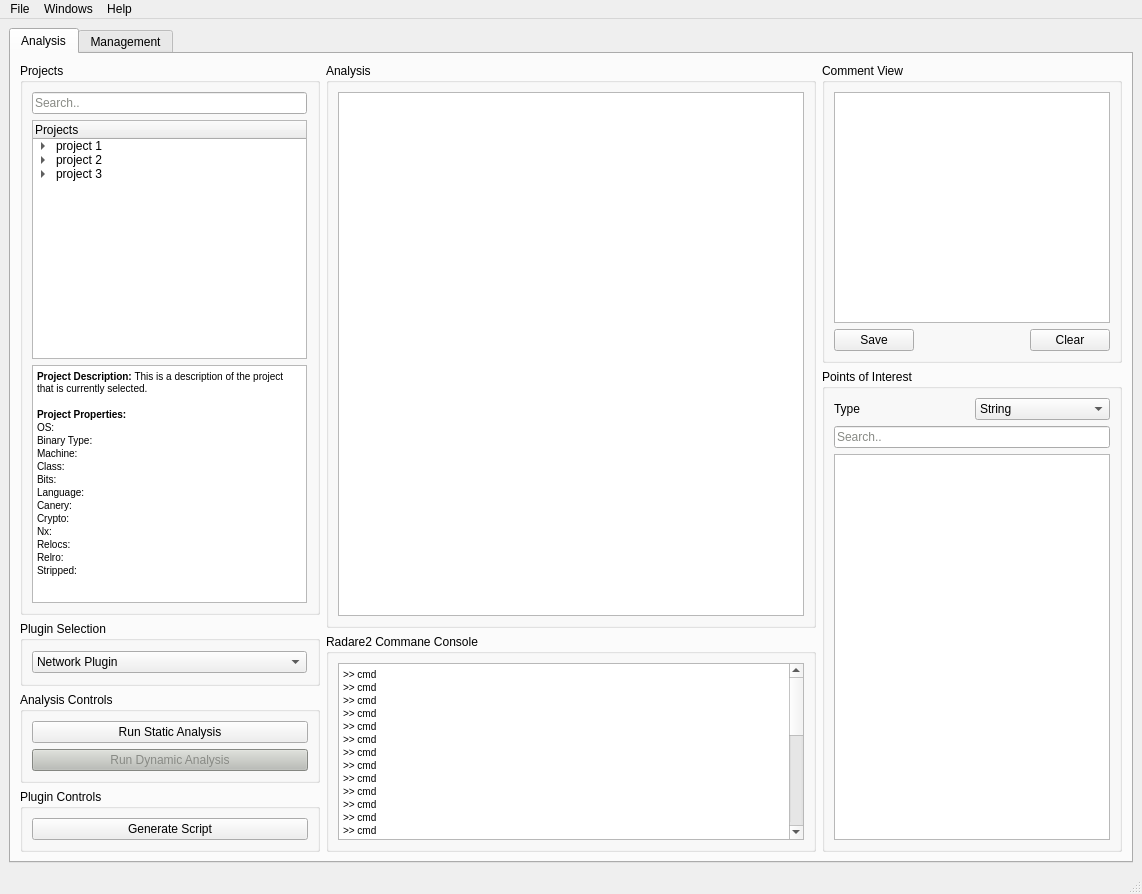
First picture: the form in src/GUI/ui_files/BATT5_GUI.ui, repository adalio0/BATT5, before the edit.
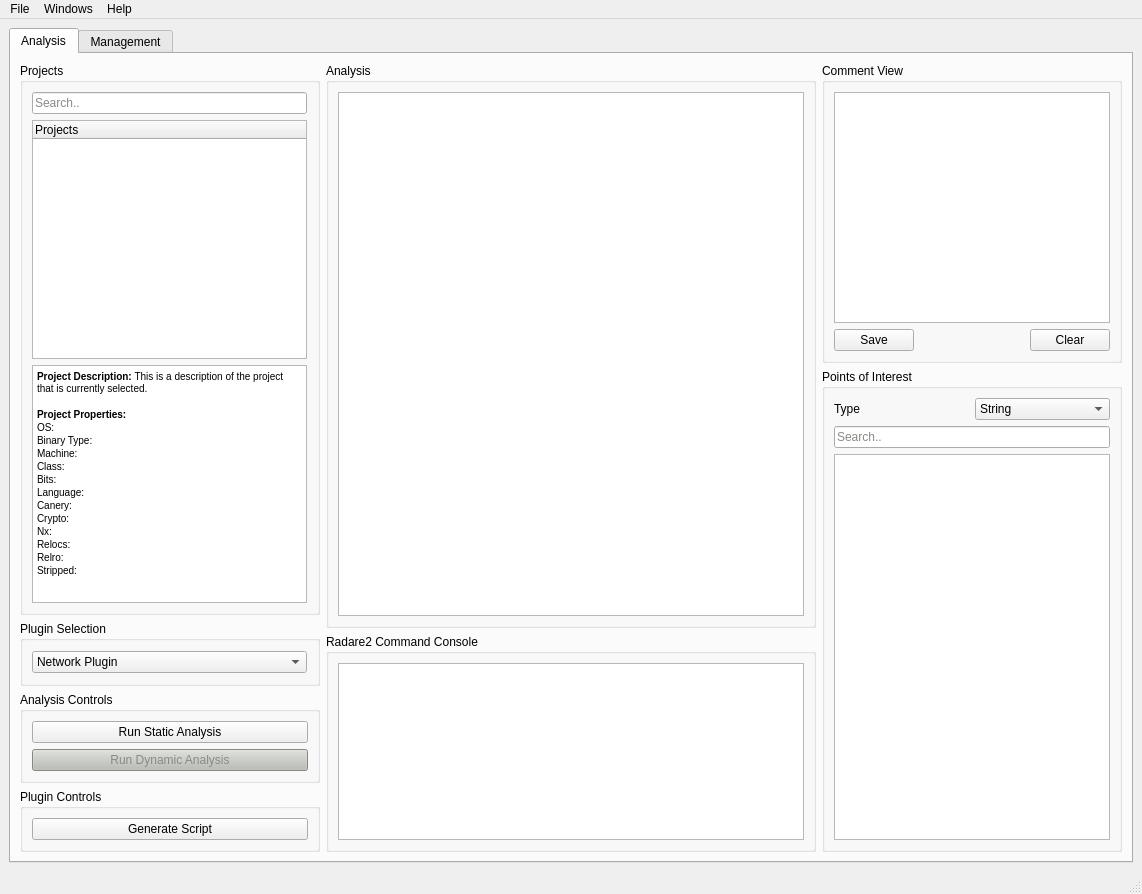
Second picture: the form after the edit.

Commit message: #34 Removed sample projects from tree view and exported to .py, replacing old file

Diff of the .ui file:
```diff
--- a/src/GUI/ui_files/BATT5_GUI.ui
+++ b/src/GUI/ui_files/BATT5_GUI.ui
@@ -91,36 +91,6 @@
                    <string>Projects</string>
                   </property>
                  </column>
-                 <item>
-                  <property name="text">
-                   <string>project 1</string>
-                  </property>
-                  <item>
-                   <property name="text">
-                    <string>C:users/custom_path/executable.exe</string>
-                   </property>
-                  </item>
-                 </item>
-                 <item>
-                  <property name="text">
-                   <string>project 2</string>
-                  </property>
-                  <item>
-                   <property name="text">
-                    <string>C:path/some/random/path/ping.exe</string>
-                   </property>
-                  </item>
-                 </item>
-                 <item>
-                  <property name="text">
-                   <string>project 3</string>
-                  </property>
-                  <item>
-                   <property name="text">
-                    <string>C:Documents/docs/idk/executable.exe</string>
-                   </property>
-                  </item>
-                 </item>
                 </widget>
                </item>
                <item>
@@ -317,7 +287,7 @@
                </size>
               </property>
               <property name="title">
-               <string>Radare2 Commane Console</string>
+               <string>Radare2 Command Console</string>
               </property>
               <layout class="QVBoxLayout" name="verticalLayout_17">
                <item>
@@ -338,41 +308,8 @@
                   <string>&lt;!DOCTYPE HTML PUBLIC &quot;-//W3C//DTD HTML 4.0//EN&quot; &quot;http://www.w3.org/TR/REC-html40/strict.dtd&quot;&gt;
 &lt;html&gt;&lt;head&gt;&lt;meta name=&quot;qrichtext&quot; content=&quot;1&quot; /&gt;&lt;style type=&quot;text/css&quot;&gt;
 p, li { white-space: pre-wrap; }
-&lt;/style&gt;&lt;/head&gt;&lt;body style=&quot; font-family:'MS Shell Dlg 2'; font-size:8.25pt; font-weight:400; font-style:normal;&quot;&gt;
-&lt;p style=&quot; margin-top:0px; margin-bottom:0px; margin-left:0px; margin-right:0px; -qt-block-indent:0; text-indent:0px;&quot;&gt;&lt;span style=&quot; font-size:7.8pt;&quot;&gt;&amp;gt;&amp;gt; cmd&lt;/span&gt;&lt;/p&gt;
-&lt;p style=&quot; margin-top:0px; margin-bottom:0px; margin-left:0px; margin-right:0px; -qt-block-indent:0; text-indent:0px;&quot;&gt;&lt;span style=&quot; font-size:7.8pt;&quot;&gt;&amp;gt;&amp;gt; cmd&lt;/span&gt;&lt;/p&gt;
-&lt;p style=&quot; margin-top:0px; margin-bottom:0px; margin-left:0px; margin-right:0px; -qt-block-indent:0; text-indent:0px;&quot;&gt;&lt;span style=&quot; font-size:7.8pt;&quot;&gt;&amp;gt;&amp;gt; cmd&lt;/span&gt;&lt;/p&gt;
-&lt;p style=&quot; margin-top:0px; margin-bottom:0px; margin-left:0px; margin-right:0px; -qt-block-indent:0; text-indent:0px;&quot;&gt;&lt;span style=&quot; font-size:7.8pt;&quot;&gt;&amp;gt;&amp;gt; cmd&lt;/span&gt;&lt;/p&gt;
-&lt;p style=&quot; margin-top:0px; margin-bottom:0px; margin-left:0px; margin-right:0px; -qt-block-indent:0; text-indent:0px;&quot;&gt;&lt;span style=&quot; font-size:7.8pt;&quot;&gt;&amp;gt;&amp;gt; cmd&lt;/span&gt;&lt;/p&gt;
-&lt;p style=&quot; margin-top:0px; margin-bottom:0px; margin-left:0px; margin-right:0px; -qt-block-indent:0; text-indent:0px;&quot;&gt;&lt;span style=&quot; font-size:7.8pt;&quot;&gt;&amp;gt;&amp;gt; cmd&lt;/span&gt;&lt;/p&gt;
-&lt;p style=&quot; margin-top:0px; margin-bottom:0px; margin-left:0px; margin-right:0px; -qt-block-indent:0; text-indent:0px;&quot;&gt;&lt;span style=&quot; font-size:7.8pt;&quot;&gt;&amp;gt;&amp;gt; cmd&lt;/span&gt;&lt;/p&gt;
-&lt;p style=&quot; margin-top:0px; margin-bottom:0px; margin-left:0px; margin-right:0px; -qt-block-indent:0; text-indent:0px;&quot;&gt;&lt;span style=&quot; font-size:7.8pt;&quot;&gt;&amp;gt;&amp;gt; cmd&lt;/span&gt;&lt;/p&gt;
-&lt;p style=&quot; margin-top:0px; margin-bottom:0px; margin-left:0px; margin-right:0px; -qt-block-indent:0; text-indent:0px;&quot;&gt;&lt;span style=&quot; font-size:7.8pt;&quot;&gt;&amp;gt;&amp;gt; cmd&lt;/span&gt;&lt;/p&gt;
-&lt;p style=&quot; margin-top:0px; margin-bottom:0px; margin-left:0px; margin-right:0px; -qt-block-indent:0; text-indent:0px;&quot;&gt;&lt;span style=&quot; font-size:7.8pt;&quot;&gt;&amp;gt;&amp;gt; cmd&lt;/span&gt;&lt;/p&gt;
-&lt;p style=&quot; margin-top:0px; margin-bottom:0px; margin-left:0px; margin-right:0px; -qt-block-indent:0; text-indent:0px;&quot;&gt;&lt;span style=&quot; font-size:7.8pt;&quot;&gt;&amp;gt;&amp;gt; cmd&lt;/span&gt;&lt;/p&gt;
-&lt;p style=&quot; margin-top:0px; margin-bottom:0px; margin-left:0px; margin-right:0px; -qt-block-indent:0; text-indent:0px;&quot;&gt;&lt;span style=&quot; font-size:7.8pt;&quot;&gt;&amp;gt;&amp;gt; cmd&lt;/span&gt;&lt;/p&gt;
-&lt;p style=&quot; margin-top:0px; margin-bottom:0px; margin-left:0px; margin-right:0px; -qt-block-indent:0; text-indent:0px;&quot;&gt;&lt;span style=&quot; font-size:7.8pt;&quot;&gt;&amp;gt;&amp;gt; cmd&lt;/span&gt;&lt;/p&gt;
-&lt;p style=&quot; margin-top:0px; margin-bottom:0px; margin-left:0px; margin-right:0px; -qt-block-indent:0; text-indent:0px;&quot;&gt;&lt;span style=&quot; font-size:7.8pt;&quot;&gt;&amp;gt;&amp;gt; cmd&lt;/span&gt;&lt;/p&gt;
-&lt;p style=&quot; margin-top:0px; margin-bottom:0px; margin-left:0px; margin-right:0px; -qt-block-indent:0; text-indent:0px;&quot;&gt;&lt;span style=&quot; font-size:7.8pt;&quot;&gt;&amp;gt;&amp;gt; cmd&lt;/span&gt;&lt;/p&gt;
-&lt;p style=&quot; margin-top:0px; margin-bottom:0px; margin-left:0px; margin-right:0px; -qt-block-indent:0; text-indent:0px;&quot;&gt;&lt;span style=&quot; font-size:7.8pt;&quot;&gt;&amp;gt;&amp;gt; cmd&lt;/span&gt;&lt;/p&gt;
-&lt;p style=&quot; margin-top:0px; margin-bottom:0px; margin-left:0px; margin-right:0px; -qt-block-indent:0; text-indent:0px;&quot;&gt;&lt;span style=&quot; font-size:7.8pt;&quot;&gt;&amp;gt;&amp;gt; cmd&lt;/span&gt;&lt;/p&gt;
-&lt;p style=&quot; margin-top:0px; margin-bottom:0px; margin-left:0px; margin-right:0px; -qt-block-indent:0; text-indent:0px;&quot;&gt;&lt;span style=&quot; font-size:7.8pt;&quot;&gt;&amp;gt;&amp;gt; cmd&lt;/span&gt;&lt;/p&gt;
-&lt;p style=&quot; margin-top:0px; margin-bottom:0px; margin-left:0px; margin-right:0px; -qt-block-indent:0; text-indent:0px;&quot;&gt;&lt;span style=&quot; font-size:7.8pt;&quot;&gt;&amp;gt;&amp;gt; cmd&lt;/span&gt;&lt;/p&gt;
-&lt;p style=&quot; margin-top:0px; margin-bottom:0px; margin-left:0px; margin-right:0px; -qt-block-indent:0; text-indent:0px;&quot;&gt;&lt;span style=&quot; font-size:7.8pt;&quot;&gt;&amp;gt;&amp;gt; cmd&lt;/span&gt;&lt;/p&gt;
-&lt;p style=&quot; margin-top:0px; margin-bottom:0px; margin-left:0px; margin-right:0px; -qt-block-indent:0; text-indent:0px;&quot;&gt;&lt;span style=&quot; font-size:7.8pt;&quot;&gt;&amp;gt;&amp;gt; cmd&lt;/span&gt;&lt;/p&gt;
-&lt;p style=&quot; margin-top:0px; margin-bottom:0px; margin-left:0px; margin-right:0px; -qt-block-indent:0; text-indent:0px;&quot;&gt;&lt;span style=&quot; font-size:7.8pt;&quot;&gt;&amp;gt;&amp;gt; cmd&lt;/span&gt;&lt;/p&gt;
-&lt;p style=&quot; margin-top:0px; margin-bottom:0px; margin-left:0px; margin-right:0px; -qt-block-indent:0; text-indent:0px;&quot;&gt;&lt;span style=&quot; font-size:7.8pt;&quot;&gt;&amp;gt;&amp;gt; cmd&lt;/span&gt;&lt;/p&gt;
-&lt;p style=&quot; margin-top:0px; margin-bottom:0px; margin-left:0px; margin-right:0px; -qt-block-indent:0; text-indent:0px;&quot;&gt;&lt;span style=&quot; font-size:7.8pt;&quot;&gt;&amp;gt;&amp;gt; cmd&lt;/span&gt;&lt;/p&gt;
-&lt;p style=&quot; margin-top:0px; margin-bottom:0px; margin-left:0px; margin-right:0px; -qt-block-indent:0; text-indent:0px;&quot;&gt;&lt;span style=&quot; font-size:7.8pt;&quot;&gt;&amp;gt;&amp;gt; cmd&lt;/span&gt;&lt;/p&gt;
-&lt;p style=&quot; margin-top:0px; margin-bottom:0px; margin-left:0px; margin-right:0px; -qt-block-indent:0; text-indent:0px;&quot;&gt;&lt;span style=&quot; font-size:7.8pt;&quot;&gt;&amp;gt;&amp;gt; cmd&lt;/span&gt;&lt;/p&gt;
-&lt;p style=&quot; margin-top:0px; margin-bottom:0px; margin-left:0px; margin-right:0px; -qt-block-indent:0; text-indent:0px;&quot;&gt;&lt;span style=&quot; font-size:7.8pt;&quot;&gt;&amp;gt;&amp;gt; cmd&lt;/span&gt;&lt;/p&gt;
-&lt;p style=&quot; margin-top:0px; margin-bottom:0px; margin-left:0px; margin-right:0px; -qt-block-indent:0; text-indent:0px;&quot;&gt;&lt;span style=&quot; font-size:7.8pt;&quot;&gt;&amp;gt;&amp;gt; cmd&lt;/span&gt;&lt;/p&gt;
-&lt;p style=&quot; margin-top:0px; margin-bottom:0px; margin-left:0px; margin-right:0px; -qt-block-indent:0; text-indent:0px;&quot;&gt;&lt;span style=&quot; font-size:7.8pt;&quot;&gt;&amp;gt;&amp;gt; cmd&lt;/span&gt;&lt;/p&gt;
-&lt;p style=&quot; margin-top:0px; margin-bottom:0px; margin-left:0px; margin-right:0px; -qt-block-indent:0; text-indent:0px;&quot;&gt;&lt;span style=&quot; font-size:7.8pt;&quot;&gt;&amp;gt;&amp;gt; cmd&lt;/span&gt;&lt;/p&gt;
-&lt;p style=&quot; margin-top:0px; margin-bottom:0px; margin-left:0px; margin-right:0px; -qt-block-indent:0; text-indent:0px;&quot;&gt;&lt;span style=&quot; font-size:7.8pt;&quot;&gt;&amp;gt;&amp;gt; cmd&lt;/span&gt;&lt;/p&gt;
-&lt;p style=&quot; margin-top:0px; margin-bottom:0px; margin-left:0px; margin-right:0px; -qt-block-indent:0; text-indent:0px;&quot;&gt;&lt;span style=&quot; font-size:7.8pt;&quot;&gt;&amp;gt;&amp;gt; cmd&lt;/span&gt;&lt;/p&gt;
-&lt;p style=&quot; margin-top:0px; margin-bottom:0px; margin-left:0px; margin-right:0px; -qt-block-indent:0; text-indent:0px;&quot;&gt;&lt;span style=&quot; font-size:7.8pt;&quot;&gt;&amp;gt;&amp;gt; cmd&lt;/span&gt;&lt;/p&gt;
-&lt;p style=&quot;-qt-paragraph-type:empty; margin-top:0px; margin-bottom:0px; margin-left:0px; margin-right:0px; -qt-block-indent:0; text-indent:0px; font-size:7.8pt;&quot;&gt;&lt;br /&gt;&lt;/p&gt;&lt;/body&gt;&lt;/html&gt;</string>
+&lt;/style&gt;&lt;/head&gt;&lt;body style=&quot; font-family:'MS Shell Dlg 2'; font-size:7.8pt; font-weight:400; font-style:normal;&quot;&gt;
+&lt;p style=&quot;-qt-paragraph-type:empty; margin-top:0px; margin-bottom:0px; margin-left:0px; margin-right:0px; -qt-block-indent:0; text-indent:0px;&quot;&gt;&lt;br /&gt;&lt;/p&gt;&lt;/body&gt;&lt;/html&gt;</string>
                  </property>
                 </widget>
                </item>
```
Left out of the diff: 34 changed lines with no effect on the pictures. The commit also changes 2 other files.
